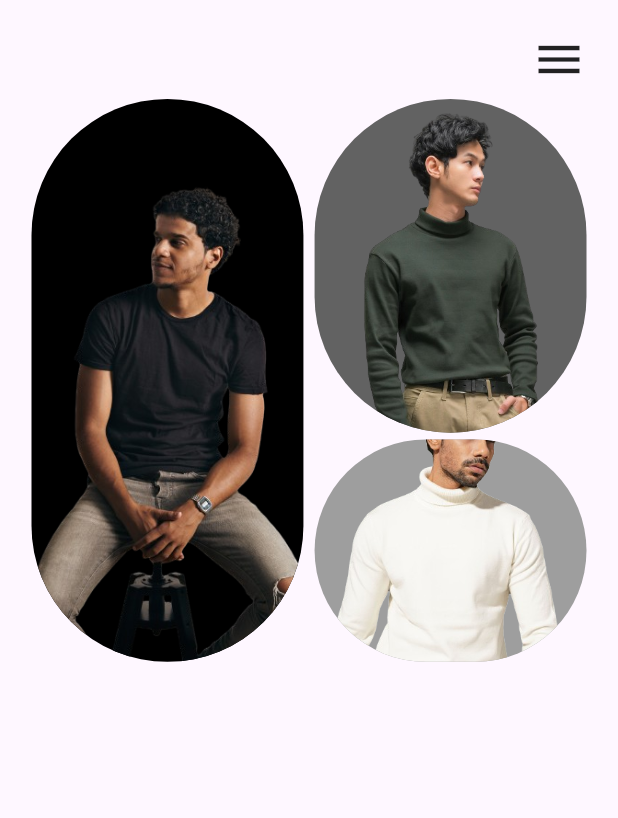
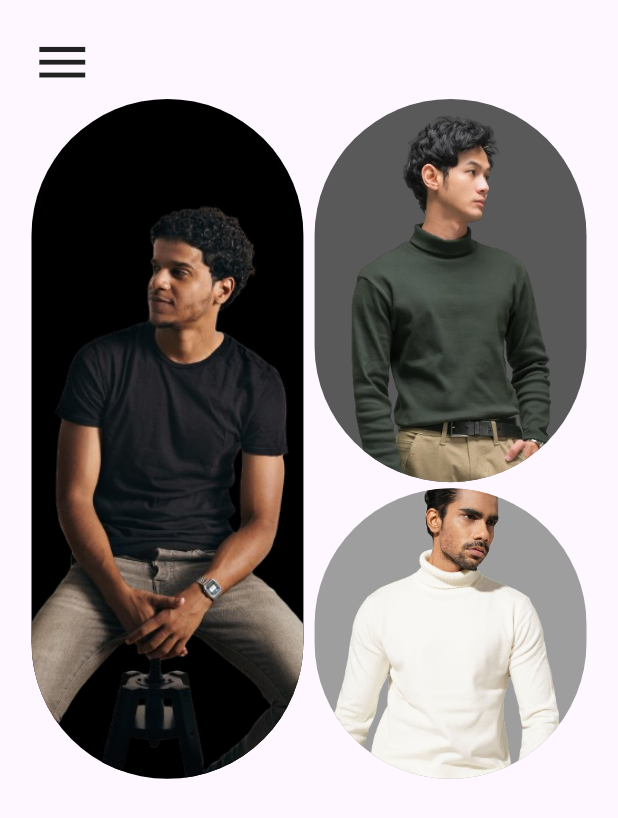
Before and after one commit to sherimello/Portal, a Flutter app: the screen it shows after launch, on a phone screen of 412 x 824 dp. Shown: the top 818 px of the screen. Run offline on Flutter 3.47's test engine with Material 3 defaults, Android fonts, the phone set to English and light mode, and no system bars; our stand-ins replace get.

Commit message:
simplified the UI even more

```diff
--- a/lib/main.dart
+++ b/lib/main.dart
@@ -1,6 +1,7 @@
 import 'package:flutter/material.dart';
 import 'package:flutter/services.dart';
 import 'package:get/get.dart';
+import 'package:untitled1/pages/beautiful_animation.dart';
 import 'package:untitled1/pages/home.dart';
 import 'package:untitled1/pages/stack_example.dart';
 import 'package:untitled1/pages/test.dart';
@@ -8,7 +9,7 @@ import 'package:untitled1/pages/test.dart';
 void main() {
   SystemChrome.setSystemUIOverlayStyle(
     const SystemUiOverlayStyle(
-        statusBarColor: Colors.blue,
+        statusBarColor: Colors.transparent,
       // Set your desired color here
     ),
   );
@@ -26,7 +27,7 @@ class MyApp extends StatelessWidget {
 
     return const GetMaterialApp(
       debugShowCheckedModeBanner: false,
-      home: StackExample()
+      home: BeautifulAnimation()
     );
   }
 }
--- /dev/null
+++ b/lib/pages/beautiful_animation.dart
@@ -0,0 +1,101 @@
+import 'package:flutter/cupertino.dart';
+import 'package:flutter/material.dart';
+import 'package:get/get.dart';
+import 'package:untitled1/widgets/menu_items.dart';
+import 'package:untitled1/widgets/top_card.dart';
+
+class BeautifulAnimation extends StatelessWidget {
+  const BeautifulAnimation({super.key});
+
+  @override
+  Widget build(BuildContext context) {
+    var size = Get.size;
+    RxBool menuClicked = false.obs;
+
+    return Scaffold(
+      body: SafeArea(
+          child: Padding(
+              padding: const EdgeInsets.all(21.0),
+              child: Obx(
+                () => SizedBox(
+                  width: size.width,
+                  height: size.height * .55 + 45,
+                  child: Stack(
+                    children: [
+                      GestureDetector(
+                        onTap: () {
+                          menuClicked.value = !menuClicked.value;
+                        },
+                        child: const Icon(
+                          Icons.menu,
+                          size: 41,
+                        ),
+                      ),
+                      Positioned(
+                        top: 45,
+                        child: TopCard(
+                            menuClicked: menuClicked,
+                            defaultWidth: size.width * .44,
+                            dynamicWidth: size.width - 42,
+                            defaultHeight: size.height * .55,
+                            dynamicHeight: size.height * .55,
+                            colors: Colors.black,
+                            imageAsset: "assets/images/model1.png",
+                            replacementWidget: const SizedBox()),
+                      ),
+                      AnimatedPositioned(
+                        duration: const Duration(milliseconds: 555),
+                        curve: Curves.easeOut,
+                        right: 0,
+                        top: menuClicked.value ? 110 : 45,
+                        child: Padding(
+                          padding: EdgeInsets.all(menuClicked.value ? 11.0 : 0),
+                          child: TopCard(
+                            menuClicked: menuClicked,
+                            defaultWidth: size.width * .44,
+                            dynamicWidth: size.width - 42 - 22,
+                            defaultHeight: size.height * .31,
+                            dynamicHeight: size.height * .55 - 65 - 22,
+                            colors: Color(0xff595959),
+                            imageAsset: "assets/images/model2.png",
+                            replacementWidget:
+                                MenuItems(menuClicked: menuClicked),
+                          ),
+                        ),
+                      ),
+                      AnimatedPositioned(
+                        duration: const Duration(milliseconds: 355),
+                        curve: Curves.easeOut,
+                        right: menuClicked.value ? 19 : 0,
+                        bottom: menuClicked.value
+                            ? size.height * .55 +
+                                45 -
+                                size.width * .125 -
+                                45 -
+                                19
+                            : 0,
+                        child: TopCard(
+                            menuClicked: menuClicked,
+                            defaultWidth: size.width * .44,
+                            dynamicWidth: size.width * .125,
+                            defaultHeight: size.height * .235,
+                            dynamicHeight: size.width * .125,
+                            colors: Colors.grey,
+                            imageAsset: "assets/images/model4.png",
+                            replacementWidget: AnimatedOpacity(
+                              duration: const Duration(milliseconds: 355),
+                              curve: Curves.easeOut,
+                              opacity: menuClicked.value ? 1 : 0,
+                              child: ClipRRect(
+                                borderRadius: BorderRadius.circular(100),
+                                child: Image.asset("assets/images/model4.png"),
+                              ),
+                            )),
+                      ),
+                    ],
+                  ),
+                ),
+              ))),
+    );
+  }
+}
--- a/lib/pages/test.dart
+++ b/lib/pages/test.dart
@@ -7,29 +7,30 @@ class Test extends StatelessWidget {
 
   @override
   Widget build(BuildContext context) {
-    RxInt i = 0.obs;
 
     return Scaffold(
       backgroundColor: Colors.grey,
-      body: SafeArea(
+      body: SizedBox(
+        width: double.infinity,
+        height: double.infinity,
         child: Center(
           child: Column(
+            mainAxisAlignment: MainAxisAlignment.center,
             children: [
               Text.rich(
                 TextSpan(
                   children: [
-                      WidgetSpan(
-                        child: Icon(CupertinoIcons.cart, color: Colors.white,),
+                    WidgetSpan(child: Icon(CupertinoIcons.cart, color: Colors.white,),
                     alignment: PlaceholderAlignment.middle
                     ),
                     TextSpan(
                       text: "  items in cart",
                       style: TextStyle(
-                          height: 0,
+                        fontSize: 17,
                         color: Colors.white,
-                          fontWeight: FontWeight.w900,
-                          fontSize: 17
+                        fontWeight: FontWeight.w900
                       )
+
                     )
                   ]
                 )
@@ -39,18 +40,17 @@ class Test extends StatelessWidget {
                 child: Text.rich(
                   TextSpan(
                     children: [
-                        WidgetSpan(
-                          child: Icon(Icons.history_toggle_off, color: Colors.white,),
+                      WidgetSpan(child: Icon(Icons.history_toggle_off, color: Colors.white,),
                       alignment: PlaceholderAlignment.middle
                       ),
                       TextSpan(
                         text: "  purchase history",
                         style: TextStyle(
-                            height: 0,
+                          fontSize: 17,
                           color: Colors.white,
-                            fontWeight: FontWeight.w900,
-                            fontSize: 17
+                          fontWeight: FontWeight.w900
                         )
+
                       )
                     ]
                   )
@@ -59,24 +59,24 @@ class Test extends StatelessWidget {
               Text.rich(
                 TextSpan(
                   children: [
-                      WidgetSpan(
-                        child: Image.asset("assets/images/settings.png", width: 25, height: 25, color: Colors.white,),
+                    WidgetSpan(child: Icon(CupertinoIcons.settings, color: Colors.white,),
                     alignment: PlaceholderAlignment.middle
                     ),
                     TextSpan(
-                        text: "  items in cart",
+                      text: "  app settings",
                       style: TextStyle(
-                          height: 0,
+                        fontSize: 17,
                         color: Colors.white,
-                          fontWeight: FontWeight.w900,
-                          fontSize: 17
+                        fontWeight: FontWeight.w900
                       )
+
                     )
                   ]
                 )
               ),
             ],
-        )),
+          ),
+        ),
       ),
     );
   }
--- /dev/null
+++ b/lib/widgets/menu_items.dart
@@ -0,0 +1,78 @@
+import 'package:flutter/cupertino.dart';
+import 'package:flutter/material.dart';
+import 'package:get/get.dart';
+
+class MenuItems extends StatelessWidget {
+
+  final RxBool menuClicked;
+
+  const MenuItems({super.key, required this.menuClicked});
+
+  @override
+  Widget build(BuildContext context) {
+    return Scaffold(
+      backgroundColor: Colors.transparent,
+      body: AnimatedOpacity(
+        duration: const Duration(milliseconds: 355),
+        curve: Curves.easeOut,
+        opacity: menuClicked.value ? 1 : 0,
+        child: Center(
+          child: Column(
+            mainAxisAlignment: MainAxisAlignment.center,
+            children: [
+              Text.rich(TextSpan(children: [
+                WidgetSpan(
+                    child: Icon(
+                      CupertinoIcons.cart,
+                      color: Colors.white,
+                    ),
+                    alignment:
+                    PlaceholderAlignment.middle),
+                TextSpan(
+                    text: "  items in cart",
+                    style: TextStyle(
+                        fontSize: 17,
+                        color: Colors.white,
+                        fontWeight: FontWeight.w900))
+              ])),
+              Padding(
+                padding: const EdgeInsets.symmetric(
+                    vertical: 11.0),
+                child: Text.rich(TextSpan(children: [
+                  WidgetSpan(
+                      child: Icon(
+                        Icons.history_toggle_off,
+                        color: Colors.white,
+                      ),
+                      alignment:
+                      PlaceholderAlignment.middle),
+                  TextSpan(
+                      text: "  purchase history",
+                      style: TextStyle(
+                          fontSize: 17,
+                          color: Colors.white,
+                          fontWeight: FontWeight.w900))
+                ])),
+              ),
+              Text.rich(TextSpan(children: [
+                WidgetSpan(
+                    child: Icon(
+                      CupertinoIcons.settings,
+                      color: Colors.white,
+                    ),
+                    alignment:
+                    PlaceholderAlignment.middle),
+                TextSpan(
+                    text: "  app settings",
+                    style: TextStyle(
+                        fontSize: 17,
+                        color: Colors.white,
+                        fontWeight: FontWeight.w900))
+              ])),
+            ],
+          ),
+        ),
+      ),
+    );
+  }
+}
```
Lines whose indentation alone changed are shown as unchanged.
